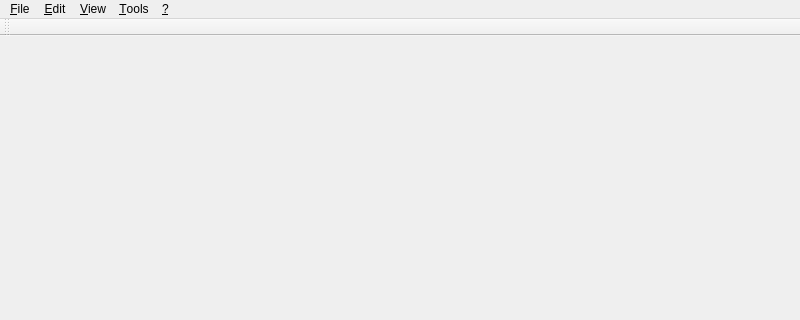
Qt form FrameWorkspace.ui (Nekronomykon/ScDrv.2) before a commit; both pictures show x 0 to 800 and y 0 to 320 of the 800 by 600 pixel window.
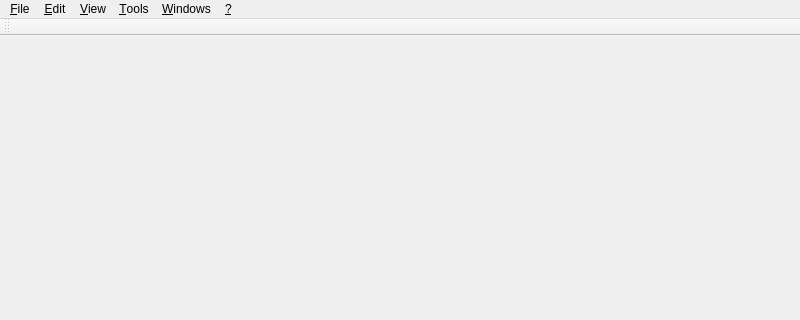
The same form after that commit. Custom widgets are drawn as their Qt base class.

Patch:
```diff
--- a/FrameWorkspace.ui
+++ b/FrameWorkspace.ui
@@ -79,10 +79,16 @@
     </property>
     <addaction name="actionOptions_"/>
    </widget>
+   <widget class="QMenu" name="menuWindows_">
+    <property name="title">
+     <string>&amp;Windows</string>
+    </property>
+   </widget>
    <addaction name="menuFile_"/>
    <addaction name="menuEdit"/>
    <addaction name="menuView_"/>
    <addaction name="menuTools_"/>
+   <addaction name="menuWindows_"/>
    <addaction name="menuHelp_"/>
   </widget>
   <widget class="QStatusBar" name="barStatus_"/>
```
Left out of the diff: 4 changed lines with no effect on the pictures.
